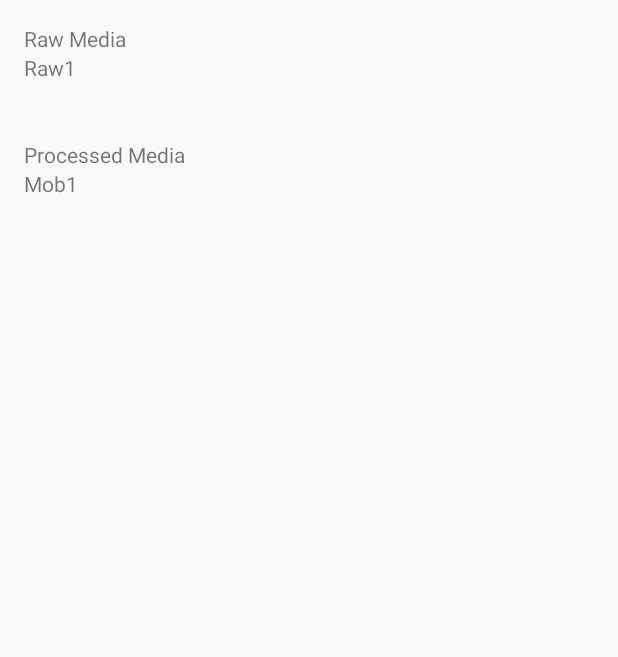
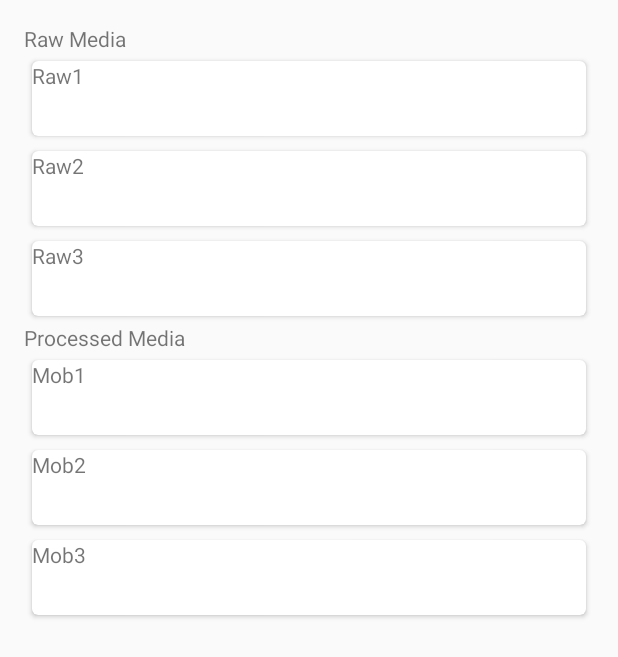
Before and after one commit to steven85048/Sheet_Music_Reader, an Android app: the screen it shows after launch (DashboardActivity), on a phone screen of 412 x 824 dp. Shown: the top 657 px of the screen. Run offline under Robolectric (Android 15) with nearby library versions, the phone set to English and light mode, and no system bars; our stand-ins replace data binding; 1 statement that could not run was skipped.

Commit message:
UI redesign; still looks like shit but waffle stomped

```diff
--- a/android/SheetMusicReader/app/build.gradle
+++ b/android/SheetMusicReader/app/build.gradle
@@ -55,6 +55,7 @@
     implementation 'com.android.support:appcompat-v7:26.1.0'
     implementation 'com.android.support:design:26.1.0'
     implementation 'com.android.support:recyclerview-v7:26.1.0'
+    implementation 'com.android.support:cardview-v7:26.1.0'
     implementation project(':openCVLibrary341')
     testImplementation 'junit:junit:4.12'
 }
--- a/android/SheetMusicReader/app/src/main/java/smr/sheetmusicreader/dashboard/pdflistfragment/FileListFragment.java
+++ b/android/SheetMusicReader/app/src/main/java/smr/sheetmusicreader/dashboard/pdflistfragment/FileListFragment.java
@@ -14,6 +14,7 @@
 import java.util.ArrayList;
 
 import smr.sheetmusicreader.R;
+import smr.sheetmusicreader.dashboard.pdflistfragment.viewmodels.FileListViewModel;
 import smr.sheetmusicreader.databinding.FragmentFileListBinding;
 
 public class FileListFragment extends Fragment {
--- a/android/SheetMusicReader/app/src/main/java/smr/sheetmusicreader/dashboard/pdflistfragment/PdfListAdapter.java
+++ b/android/SheetMusicReader/app/src/main/java/smr/sheetmusicreader/dashboard/pdflistfragment/PdfListAdapter.java
@@ -9,6 +9,8 @@
 import java.util.List;
 
 import smr.sheetmusicreader.R;
+import smr.sheetmusicreader.dashboard.pdflistfragment.viewmodels.FileListViewModel;
+import smr.sheetmusicreader.dashboard.pdflistfragment.viewmodels.PdfListItemViewModel;
 import smr.sheetmusicreader.databinding.PdfListElementBinding;
 
 public class PdfListAdapter extends RecyclerView.Adapter<PdfListAdapter.ViewHolder> {
@@ -43,7 +45,7 @@
     // Initializes the view model for each list item using the url arraylist from the enclosing view model
     public void initializePdfList() {
         ArrayList<String> theUrlList = mViewModel.getFileUrls();
-        mPdfListItemViewModels = new ArrayList< PdfListItemViewModel >();
+        mPdfListItemViewModels = new ArrayList<PdfListItemViewModel>();
 
         for ( String theUrl : theUrlList) {
             System.out.println(theUrl);
--- a/android/SheetMusicReader/app/src/main/java/smr/sheetmusicreader/dashboard/pdflistfragment/PdfListManager.java
+++ b/android/SheetMusicReader/app/src/main/java/smr/sheetmusicreader/dashboard/pdflistfragment/PdfListManager.java
@@ -6,8 +6,7 @@
 import android.support.v7.widget.LinearLayoutManager;
 import android.support.v7.widget.RecyclerView;
 
-import smr.sheetmusicreader.dashboard.pdflistfragment.FileListViewModel;
-import smr.sheetmusicreader.dashboard.pdflistfragment.PdfListAdapter;
+import smr.sheetmusicreader.dashboard.pdflistfragment.viewmodels.FileListViewModel;
 
 public class PdfListManager {
     //-------------------------------------------------------------
--- a/android/SheetMusicReader/app/src/main/java/smr/sheetmusicreader/dashboard/pdflistfragment/FileListViewModel.java
+++ b/android/SheetMusicReader/app/src/main/java/smr/sheetmusicreader/dashboard/pdflistfragment/viewmodels/FileListViewModel.java
@@ -1,4 +1,4 @@
-package smr.sheetmusicreader.dashboard.pdflistfragment;
+package smr.sheetmusicreader.dashboard.pdflistfragment.viewmodels;
 
 /// View Model for list related activities; used by the fragment as a bindable source
 
--- a/android/SheetMusicReader/app/src/main/java/smr/sheetmusicreader/dashboard/pdflistfragment/PdfListItemViewModel.java
+++ b/android/SheetMusicReader/app/src/main/java/smr/sheetmusicreader/dashboard/pdflistfragment/viewmodels/PdfListItemViewModel.java
@@ -1,4 +1,4 @@
-package smr.sheetmusicreader.dashboard.pdflistfragment;
+package smr.sheetmusicreader.dashboard.pdflistfragment.viewmodels;
 
 import android.databinding.BaseObservable;
 import android.databinding.Bindable;
--- a/android/SheetMusicReader/app/src/main/res/layout/content_dashboard.xml
+++ b/android/SheetMusicReader/app/src/main/res/layout/content_dashboard.xml
@@ -14,13 +14,13 @@
 
     <FrameLayout
         android:id="@+id/mRawPdfList"
-        android:layout_width="wrap_content"
+        android:layout_width="fill_parent"
         android:layout_height="wrap_content"
         android:orientation = "vertical"/>
 
     <FrameLayout
         android:id="@+id/mMobilefiedPdfList"
-        android:layout_width="wrap_content"
+        android:layout_width="fill_parent"
         android:layout_height="wrap_content"
         android:orientation = "vertical"
         android:layout_below = "@+id/mRawPdfList"/>
--- a/android/SheetMusicReader/app/src/main/res/layout/fragment_file_list.xml
+++ b/android/SheetMusicReader/app/src/main/res/layout/fragment_file_list.xml
@@ -5,7 +5,7 @@
     <data>
         <variable
             name = "viewmodel"
-            type = "smr.sheetmusicreader.dashboard.pdflistfragment.FileListViewModel"/>
+            type = "smr.sheetmusicreader.dashboard.pdflistfragment.viewmodels.FileListViewModel"/>
     </data>
 
     <LinearLayout
@@ -23,7 +23,7 @@
             android:id="@+id/pdf_list"
             android:scrollbars="vertical"
             android:layout_width="match_parent"
-            android:layout_height="match_parent" />
+            android:layout_height="wrap_content" />
 
     </LinearLayout>
 </layout>
--- a/android/SheetMusicReader/app/src/main/res/layout/pdf_list_element.xml
+++ b/android/SheetMusicReader/app/src/main/res/layout/pdf_list_element.xml
@@ -5,16 +5,27 @@
     <data>
         <variable
             name = "viewmodel"
-            type = "smr.sheetmusicreader.dashboard.pdflistfragment.PdfListItemViewModel"/>
+            type = "smr.sheetmusicreader.dashboard.pdflistfragment.viewmodels.PdfListItemViewModel"/>
     </data>
 
     <LinearLayout
         android:layout_width="match_parent"
-        android:layout_height="match_parent">
+        android:layout_height="60dp">
 
-        <TextView
-            android:layout_width="match_parent"
-            android:layout_height="match_parent"
-            android:text = "@{viewmodel.itemName}"/>
+        <android.support.v7.widget.CardView
+            xmlns:card_view="http://schemas.android.com/apk/res-auto"
+            android:id="@+id/card_view"
+            android:layout_width="fill_parent"
+            android:layout_height="50dp"
+            android:layout_margin="5dp"
+            card_view:cardCornerRadius="4dp">
+
+            <TextView
+                android:id="@+id/info_text"
+                android:layout_width="match_parent"
+                android:layout_height="match_parent"
+                android:text = "@{viewmodel.itemName}"/>
+        </android.support.v7.widget.CardView>
+
     </LinearLayout>
 </layout>
```
